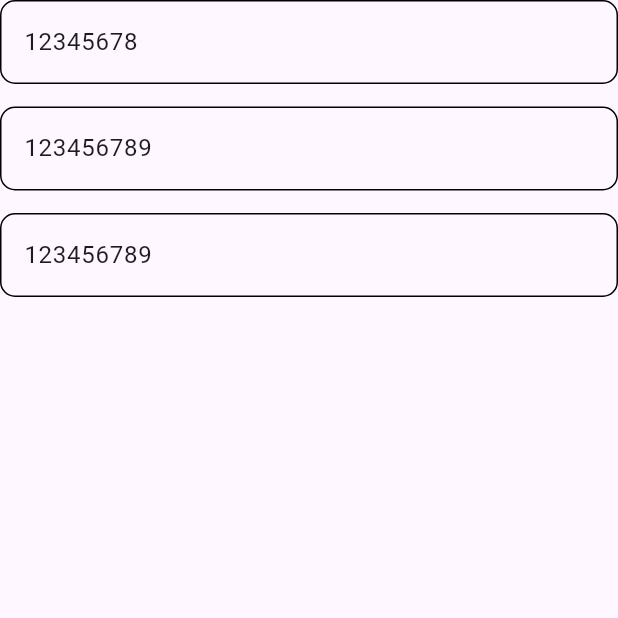
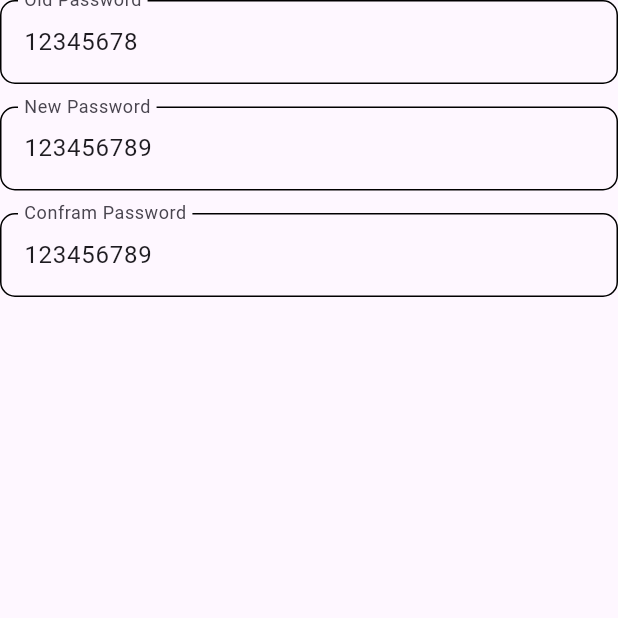
Before and after one commit to fahimshahariar09/delivery_app, a Flutter app: the screen it shows after launch, on a phone screen of 412 x 824 dp, the top half of it. Run offline on Flutter 3.47's test engine with Material 3 defaults, Android fonts, the phone set to English and light mode, and no system bars; our stand-ins replace animated_notch_bottom_bar, get.

Commit message:
first commit

```diff
--- a/lib/view/screen/auth/new_password.dart
+++ b/lib/view/screen/auth/new_password.dart
@@ -13,12 +13,18 @@ class NewPassword extends StatelessWidget {
       body: SafeArea(
         child: Column(
           children: [
-            PasswordTextField(passwordController: controller.oldpassController),
+            PasswordTextField(passwordController: controller.oldpassController,
+              lText: "Old Password",
+            ),
             SizedBox(height: 15),
-            PasswordTextField(passwordController: controller.newpassController),
+            PasswordTextField(passwordController: controller.newpassController,
+              lText: "New Password",
+            ),
             SizedBox(height: 15),
             PasswordTextField(
-                passwordController: controller.newconpassController),
+                passwordController: controller.newconpassController,
+              lText: "Confram Password",
+            ),
           ],
         ),
       ),
--- a/lib/view/screen/auth/sign_up.dart
+++ b/lib/view/screen/auth/sign_up.dart
@@ -28,12 +28,16 @@ class SignUp extends StatelessWidget {
                   nameController: signUpController.nameController,
                 ),
                 const SizedBox(height: 15),
-                PhoneTextField(phoneController: signUpController.phoneController),
+                PhoneTextField(
+                    phoneController: signUpController.phoneController),
                 const SizedBox(height: 15),
-                EmailTextField(emailController: signUpController.emailController),
+                EmailTextField(
+                    emailController: signUpController.emailController),
                 const SizedBox(height: 15),
                 PasswordTextField(
-                    passwordController: signUpController.passwordController),
+                  lText: "Password",
+                  passwordController: signUpController.passwordController,
+                ),
                 const SizedBox(height: 15),
                 ConPasswordTextField(
                     conpasswordController:
```
